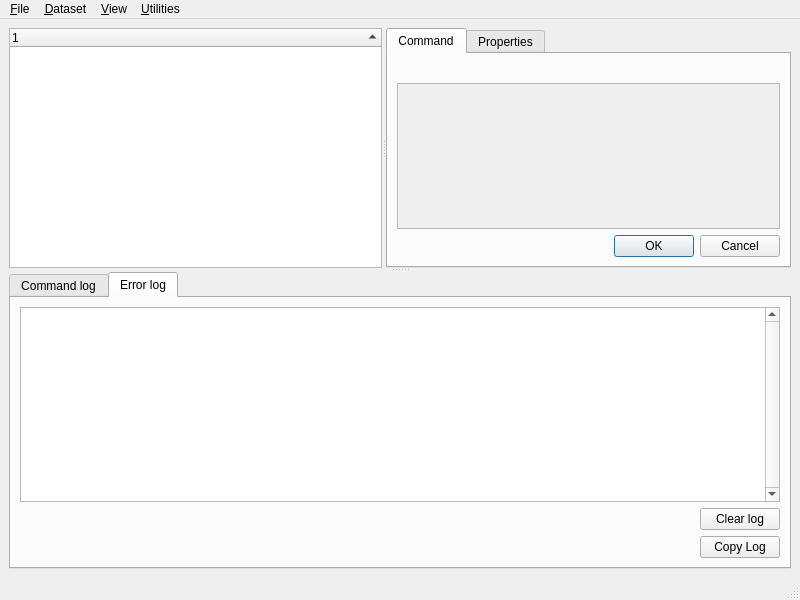
The window that datalad_gooey/resources/ui/main_window.ui (datalad/datalad-gooey) describes before a commit, drawn with Qt 5.
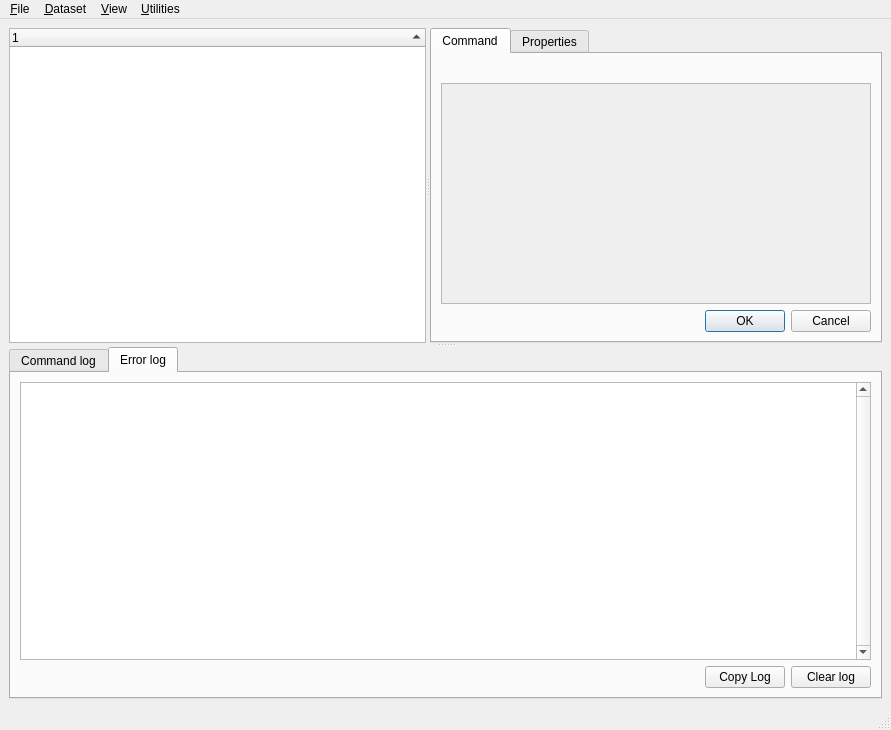
The same window after the commit. The open tabs and pages were chosen to show the change.

Commit message: Put buttons next to eachother

Patch:
```diff
--- a/datalad_gooey/resources/ui/main_window.ui
+++ b/datalad_gooey/resources/ui/main_window.ui
@@ -6,8 +6,8 @@
    <rect>
     <x>0</x>
     <y>0</y>
-    <width>800</width>
-    <height>600</height>
+    <width>891</width>
+    <height>730</height>
    </rect>
   </property>
   <property name="windowTitle">
@@ -93,8 +93,8 @@
               <rect>
                <x>0</x>
                <y>0</y>
-               <width>381</width>
-               <height>152</height>
+               <width>428</width>
+               <height>185</height>
               </rect>
              </property>
             </widget>
@@ -191,20 +191,37 @@
            </property>
           </widget>
          </item>
-         <item alignment="Qt::AlignRight">
-          <widget class="QPushButton" name="clearErrorLogPB">
-           <property name="text">
-            <string>Clear log</string>
-           </property>
-          </widget>
-         </item>
-	<item alignment="Qt::AlignRight">
+         <item>
+          <layout class="QHBoxLayout" name="horizontalLayout">
+           <item>
+            <spacer name="horizontalSpacer">
+             <property name="orientation">
+              <enum>Qt::Horizontal</enum>
+             </property>
+             <property name="sizeHint" stdset="0">
+              <size>
+               <width>40</width>
+               <height>20</height>
+              </size>
+             </property>
+            </spacer>
+           </item>
+           <item>
           <widget class="QPushButton" name="CopyLogPB">
            <property name="text">
             <string>Copy Log</string>
            </property>
           </widget>
          </item>
+           <item>
+            <widget class="QPushButton" name="clearErrorLogPB">
+             <property name="text">
+              <string>Clear log</string>
+             </property>
+            </widget>
+           </item>
+          </layout>
+         </item>
         </layout>
        </widget>
       </widget>
@@ -217,8 +234,8 @@
     <rect>
      <x>0</x>
      <y>0</y>
-     <width>800</width>
-     <height>21</height>
+     <width>891</width>
+     <height>23</height>
     </rect>
    </property>
    <widget class="QMenu" name="menuUtilities">
```
Lines whose indentation alone changed are shown as unchanged.
